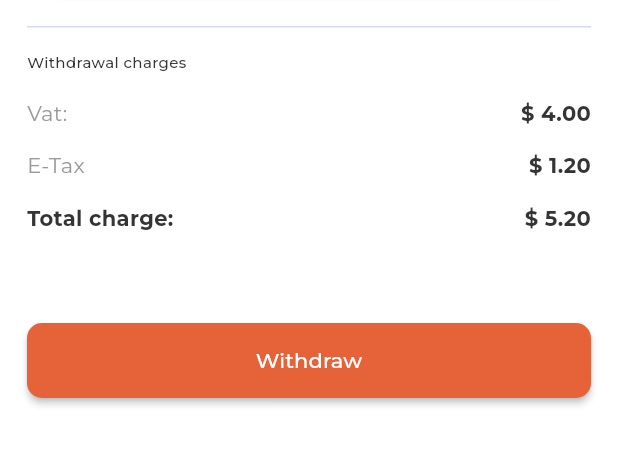
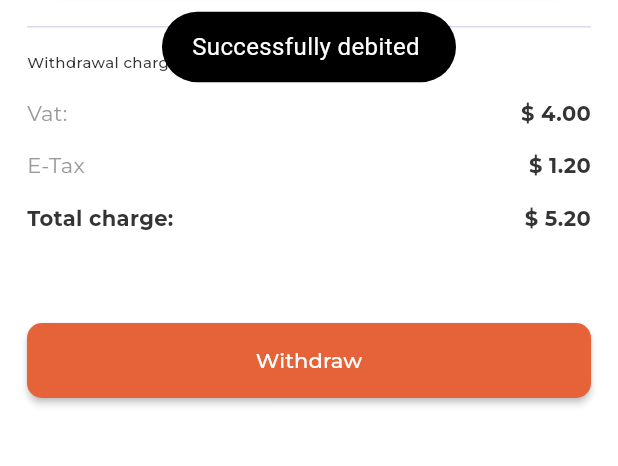
Before and after one commit to jude-don/StockX, a Flutter app: the Withdraw screen opened directly, after a tap on "Withdraw", on a phone screen of 412 x 824 dp, the part 571-1037 px from its top. Run offline on Flutter 3.47's test engine with Material 3 defaults, Android fonts, the phone set to English and light mode, and no system bars; our stand-ins replace animated_splash_screen, currency_text_input_formatter, fluttertoast, google_fonts; missing offline and left inert: circular_chart_flutter; statements that could not run were skipped.

Commit message:
Toast Added

```diff
--- a/lib/ui/components/app_button.dart
+++ b/lib/ui/components/app_button.dart
@@ -3,7 +3,7 @@ import 'package:flutter/material.dart';
 import 'package:google_fonts/google_fonts.dart';
 import 'package:stockx/resources/ui_resources.dart';
 
-Widget appButton(String text, Function() onClick ){
+Widget appButton(String text, void Function() onClick ){
   return ElevatedButton(
     onPressed: onClick,
     style: ElevatedButton.styleFrom(
--- a/lib/ui/screens/tabbed_pages/withdraw.dart
+++ b/lib/ui/screens/tabbed_pages/withdraw.dart
@@ -2,6 +2,7 @@ import 'package:currency_text_input_formatter/currency_text_input_formatter.dart
 import 'package:flutter/cupertino.dart';
 import 'package:flutter/material.dart';
 import 'package:flutter/services.dart';
+import 'package:fluttertoast/fluttertoast.dart';
 import 'package:google_fonts/google_fonts.dart';
 import 'package:stockx/resources/ui_resources.dart';
 import 'package:stockx/ui/components/app_button.dart';
@@ -15,6 +16,14 @@ class Withdraw extends StatefulWidget {
 }
 
 class _WithdrawState extends State<Withdraw> {
+  @override
+  void dispose() {
+    // Clean up the controller when the widget is removed from the
+    // widget tree.
+    myController.dispose();
+    super.dispose();
+  }
+  final myController = TextEditingController();
   @override
   Widget build(BuildContext context) {
     // TODO: implement build
@@ -111,6 +120,7 @@ class _WithdrawState extends State<Withdraw> {
               height: 10.0,
             ),
             TextField(
+              controller: myController,
                 keyboardType: TextInputType.number,
                 decoration: const InputDecoration(
                     border: InputBorder.none, hintText: '\$0.00'),
@@ -127,7 +137,8 @@ class _WithdrawState extends State<Withdraw> {
                         color: AppColors.textColor,
                         fontSize: 30.0,
                         fontWeight: FontWeight.w700,
-                        fontStyle: FontStyle.normal))),
+                        fontStyle: FontStyle.normal))
+            ),
             const SizedBox(
               height: 62.0,
             )
@@ -214,7 +225,7 @@ class _WithdrawState extends State<Withdraw> {
           const SizedBox(height: 15.0),
           _chargesInfo(AppStrings.totalCharge, "\$ 5.20", AppColors.textColor, FontWeight.w700),
           const SizedBox(height: 60.0),
-          appButton(AppStrings.withdraw, () => null),
+          appButton(AppStrings.withdraw, () => toastFunction(myController.text)),
           const SizedBox(height: 60.0),
         ],
       ),
@@ -249,4 +260,16 @@ class _WithdrawState extends State<Withdraw> {
       ],
     );
   }
+  void toastFunction(String text){
+    Fluttertoast.showToast(
+        msg: "Successfully debited $text",
+        toastLength: Toast.LENGTH_SHORT,
+        gravity: ToastGravity.CENTER,
+        timeInSecForIosWeb: 1,
+        backgroundColor: Colors.black,
+        textColor: Colors.white,
+        fontSize: 16.0
+    );
+  }
+
 }
--- a/pubspec.yaml
+++ b/pubspec.yaml
@@ -40,6 +40,7 @@ dependencies:
   google_fonts: ^6.1.0
   currency_text_input_formatter: ^2.1.10
   animated_splash_screen: ^1.3.0
+  fluttertoast: ^8.2.4
 
 dev_dependencies:
   flutter_test:
```
Also changed, not shown: pubspec.lock, 1 other file.
